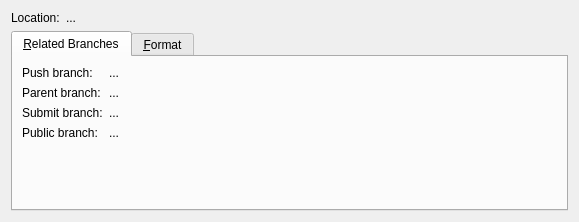
The window that ui/info.ui (breezy-team/qbrz) describes before a commit, drawn with Qt 5.
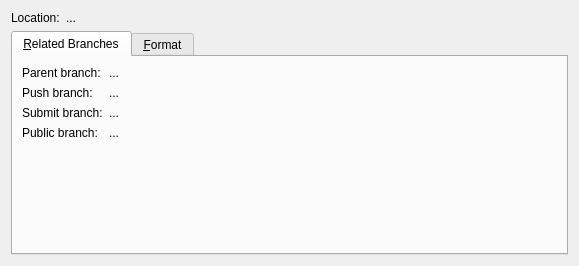
The same window after the commit.

```diff
--- a/ui/info.ui
+++ b/ui/info.ui
@@ -7,7 +7,7 @@
     <x>0</x>
     <y>0</y>
     <width>579</width>
-    <height>222</height>
+    <height>266</height>
    </rect>
   </property>
   <layout class="QVBoxLayout" name="vboxlayout">
@@ -47,44 +47,17 @@
       <attribute name="title">
        <string>&amp;Related Branches</string>
       </attribute>
-      <widget class="QWidget" name="">
-       <property name="geometry">
-        <rect>
-         <x>9</x>
-         <y>9</y>
-         <width>551</width>
-         <height>92</height>
-        </rect>
-       </property>
+      <layout class="QVBoxLayout" name="verticalLayout_4">
+       <item>
        <layout class="QFormLayout" name="formLayout_2">
         <item row="0" column="0">
-         <widget class="QLabel" name="label">
-          <property name="text">
-           <string>Push branch:</string>
-          </property>
-         </widget>
-        </item>
-        <item row="0" column="1">
-         <widget class="QLabel" name="push_branch">
-          <property name="text">
-           <string>...</string>
-          </property>
-          <property name="wordWrap">
-           <bool>true</bool>
-          </property>
-          <property name="textInteractionFlags">
-           <set>Qt::LinksAccessibleByMouse|Qt::TextSelectableByKeyboard|Qt::TextSelectableByMouse</set>
-          </property>
-         </widget>
-        </item>
-        <item row="1" column="0">
          <widget class="QLabel" name="label_3">
           <property name="text">
            <string>Parent branch:</string>
           </property>
          </widget>
         </item>
-        <item row="1" column="1">
+         <item row="0" column="1">
          <widget class="QLabel" name="parent_branch">
           <property name="text">
            <string>...</string>
@@ -97,6 +70,26 @@
           </property>
          </widget>
         </item>
+         <item row="1" column="0">
+          <widget class="QLabel" name="label">
+           <property name="text">
+            <string>Push branch:</string>
+           </property>
+          </widget>
+         </item>
+         <item row="1" column="1">
+          <widget class="QLabel" name="push_branch">
+           <property name="text">
+            <string>...</string>
+           </property>
+           <property name="wordWrap">
+            <bool>true</bool>
+           </property>
+           <property name="textInteractionFlags">
+            <set>Qt::LinksAccessibleByMouse|Qt::TextSelectableByKeyboard|Qt::TextSelectableByMouse</set>
+           </property>
+          </widget>
+         </item>
         <item row="2" column="0">
          <widget class="QLabel" name="label_6">
           <property name="text">
@@ -138,7 +131,8 @@
          </widget>
         </item>
        </layout>
-      </widget>
+       </item>
+      </layout>
      </widget>
      <widget class="QWidget" name="tab_formats">
       <attribute name="title">
```
Left out of the diff: 33 changed lines with no effect on the pictures. Lines whose indentation alone changed are shown as unchanged.
